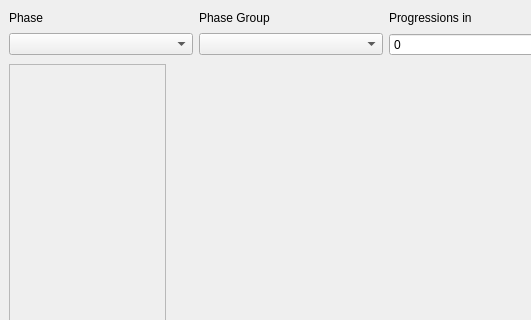
The window that src/layout/TSHBracket.ui (joaorb64/TournamentStreamHelper) describes before a commit, drawn with Qt 5; both pictures show x 0 to 531 and y 0 to 320 of the 963 by 616 pixel window.
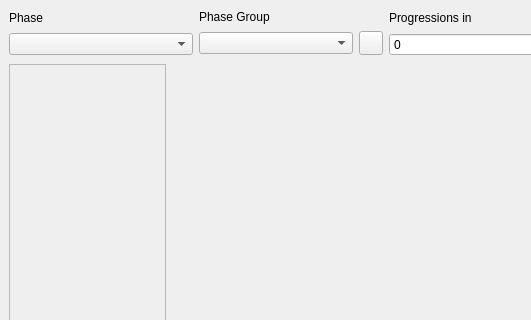
The same window after the commit.

Commit message: Add refresh button to bracket view

The edit to the form file:
```diff
--- a/src/layout/TSHBracket.ui
+++ b/src/layout/TSHBracket.ui
@@ -62,7 +62,35 @@
          </widget>
         </item>
         <item>
-         <widget class="QComboBox" name="phaseGroupSelection"/>
+         <layout class="QHBoxLayout" name="horizontalLayout_2">
+          <item>
+           <widget class="QComboBox" name="phaseGroupSelection"/>
+          </item>
+          <item>
+           <widget class="QPushButton" name="btRefresh">
+            <property name="sizePolicy">
+             <sizepolicy hsizetype="Fixed" vsizetype="Fixed">
+              <horstretch>0</horstretch>
+              <verstretch>0</verstretch>
+             </sizepolicy>
+            </property>
+            <property name="minimumSize">
+             <size>
+              <width>24</width>
+              <height>24</height>
+             </size>
+            </property>
+            <property name="font">
+             <font>
+              <pointsize>1</pointsize>
+             </font>
+            </property>
+            <property name="text">
+             <string/>
+            </property>
+           </widget>
+          </item>
+         </layout>
         </item>
        </layout>
       </item>
```
The commit also changes 1 other file.
